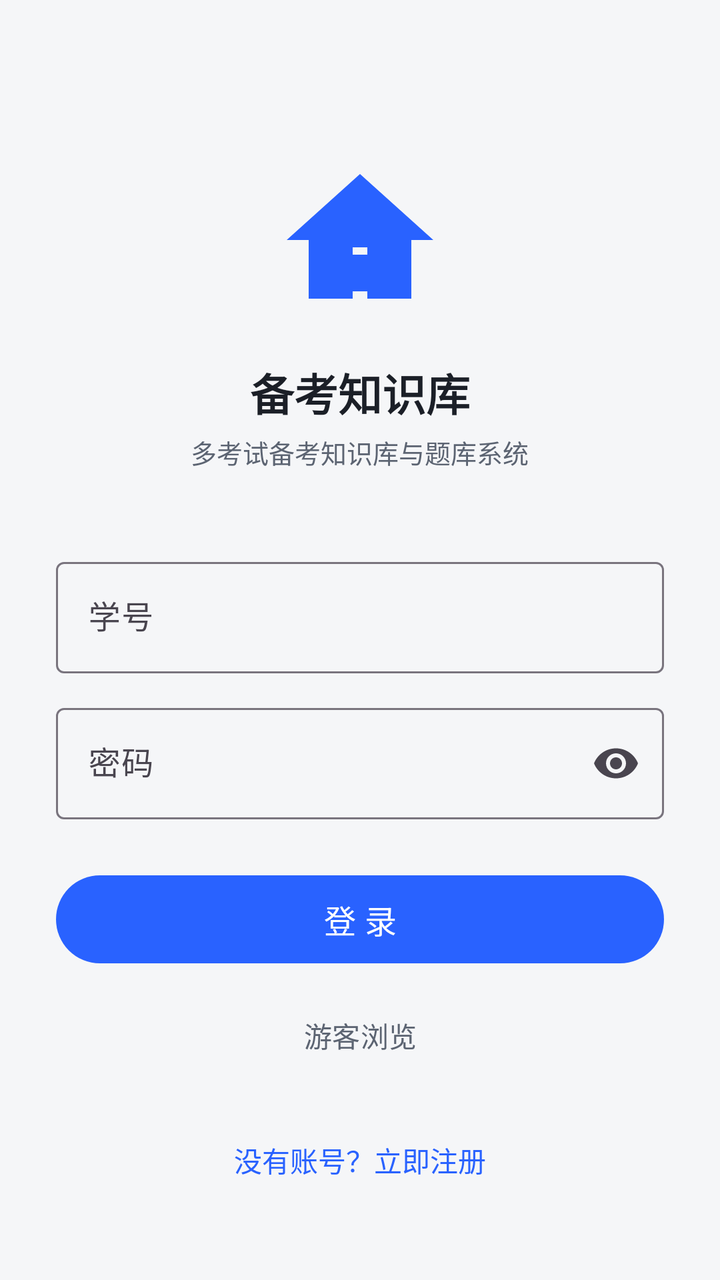
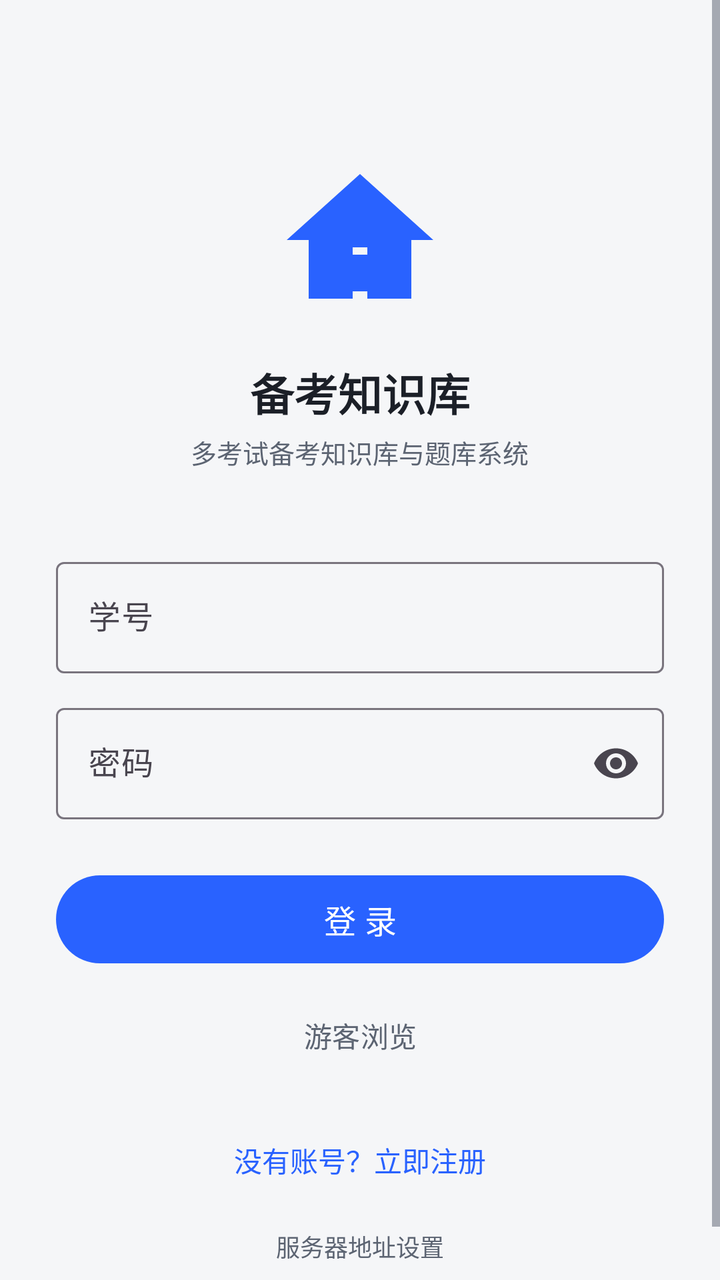

Compare the two renders of this Android layout. The source of the first and the diff that turns it into the second are given below.
<!-- AndroidManifest.xml: application theme Theme.ExamPrep -->
<!-- res/layout/activity_login.xml -->
<?xml version="1.0" encoding="utf-8"?>
<ScrollView xmlns:android="http://schemas.android.com/apk/res/android"
    android:layout_width="match_parent" android:layout_height="match_parent"
    android:fillViewport="true" android:background="@color/bg">

    <LinearLayout
        android:layout_width="match_parent" android:layout_height="wrap_content"
        android:orientation="vertical" android:padding="28dp" android:gravity="center_horizontal">

        <ImageView
            android:layout_width="88dp" android:layout_height="88dp"
            android:layout_marginTop="48dp"
            android:src="@drawable/ic_app" android:contentDescription="@string/app_name" />

        <TextView
            android:layout_width="wrap_content" android:layout_height="wrap_content"
            android:layout_marginTop="16dp"
            android:text="@string/app_name"
            android:textColor="@color/text_main" android:textSize="22sp" android:textStyle="bold" />

        <TextView
            android:layout_width="wrap_content" android:layout_height="wrap_content"
            android:layout_marginTop="4dp"
            android:text="多考试备考知识库与题库系统"
            android:textColor="@color/text_sub" android:textSize="13sp" />

        <com.google.android.material.textfield.TextInputLayout
            android:layout_width="match_parent" android:layout_height="wrap_content"
            android:layout_marginTop="40dp"
            android:hint="@string/hint_student_no"
            style="@style/Widget.Material3.TextInputLayout.OutlinedBox">

            <com.google.android.material.textfield.TextInputEditText
                android:id="@+id/etStudentNo"
                android:layout_width="match_parent" android:layout_height="wrap_content"
                android:inputType="text" android:maxLines="1" />
        </com.google.android.material.textfield.TextInputLayout>

        <com.google.android.material.textfield.TextInputLayout
            android:layout_width="match_parent" android:layout_height="wrap_content"
            android:layout_marginTop="12dp"
            android:hint="@string/hint_password"
            app:endIconMode="password_toggle"
            xmlns:app="http://schemas.android.com/apk/res-auto"
            style="@style/Widget.Material3.TextInputLayout.OutlinedBox">

            <com.google.android.material.textfield.TextInputEditText
                android:id="@+id/etPassword"
                android:layout_width="match_parent" android:layout_height="wrap_content"
                android:inputType="textPassword" android:maxLines="1" />
        </com.google.android.material.textfield.TextInputLayout>

        <com.google.android.material.button.MaterialButton
            android:id="@+id/btnLogin"
            android:layout_width="match_parent" android:layout_height="52dp"
            android:layout_marginTop="24dp"
            android:text="@string/btn_login" android:textSize="16sp" />

        <com.google.android.material.button.MaterialButton
            android:id="@+id/btnGuest"
            style="@style/Widget.Material3.Button.TextButton"
            android:layout_width="wrap_content" android:layout_height="wrap_content"
            android:layout_marginTop="8dp"
            android:text="@string/guest_login" android:textColor="@color/text_sub" />

        <TextView
            android:id="@+id/tvGoRegister"
            android:layout_width="wrap_content" android:layout_height="wrap_content"
            android:layout_marginTop="20dp"
            android:padding="8dp"
            android:text="@string/go_register"
            android:textColor="@color/primary" android:textSize="14sp" />
    </LinearLayout>
</ScrollView>
<!-- resources referenced by this layout -->
<resources>
  <color name="bg">#F5F6F8</color>
  <color name="primary">#2962FF</color>
  <color name="text_main">#1B1F27</color>
  <color name="text_sub">#5C6472</color>
  <!-- drawable ic_app (drawable) -->
  <?xml version="1.0" encoding="utf-8"?>
  <vector xmlns:android="http://schemas.android.com/apk/res/android"
      android:width="96dp" android:height="96dp"
      android:viewportWidth="24" android:viewportHeight="24">
      <path android:fillColor="#2962FF"
          android:pathData="M12,3L2,12h3v8h6v-6h2v6h6v-8h3L12,3zM13,19h-2v-6h2v6z" />
  </vector>
  <string name="app_name">备考知识库</string>
  <string name="btn_login">登 录</string>
  <string name="go_register">没有账号？立即注册</string>
  <string name="guest_login">游客浏览</string>
  <string name="hint_password">密码</string>
  <string name="hint_student_no">学号</string>
  <style name="Theme.ExamPrep" parent="Theme.Material3.DayNight.NoActionBar">
          <item name="colorPrimary">@color/primary</item>
          <item name="colorOnPrimary">#FFFFFF</item>
          <item name="colorPrimaryContainer">@color/chip_bg</item>
          <item name="colorSecondary">@color/accent</item>
          <item name="android:colorBackground">@color/bg</item>
          <item name="colorSurface">@color/card</item>
          <item name="android:statusBarColor">@color/primary</item>
          <item name="android:textColorPrimary">@color/text_main</item>
          <item name="android:textColorSecondary">@color/text_sub</item>
      </style>
  <color name="chip_bg">#EEF2FF</color>
  <color name="accent">#00BFA5</color>
  <color name="card">#FFFFFF</color>
</resources>

<!-- the commit's change to res/layout/activity_login.xml (unified diff, before → after) -->
@@ -70,5 +70,13 @@
             android:padding="8dp"
             android:text="@string/go_register"
             android:textColor="@color/primary" android:textSize="14sp" />
+
+        <TextView
+            android:id="@+id/tvServerConfig"
+            android:layout_width="wrap_content" android:layout_height="wrap_content"
+            android:layout_marginTop="8dp"
+            android:padding="8dp"
+            android:text="@string/server_config"
+            android:textColor="@color/text_sub" android:textSize="12sp" />
     </LinearLayout>
 </ScrollView>
<!-- resource entries referenced after the edit -->
@@ -18,6 +18,7 @@
   <string name="guest_login">游客浏览</string>
   <string name="hint_password">密码</string>
   <string name="hint_student_no">学号</string>
+  <string name="server_config">服务器地址设置</string>
   <style name="Theme.ExamPrep" parent="Theme.Material3.DayNight.NoActionBar">
           <item name="colorPrimary">@color/primary</item>
           <item name="colorOnPrimary">#FFFFFF</item>
